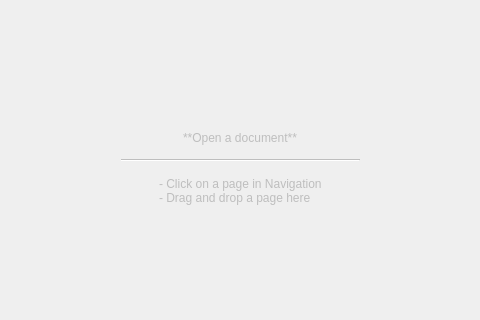
First picture: the form in src/libskribisto-common/src/emptyview.ui, repository jacquetc/skribisto, before the edit; both pictures show x 129 to 609 and y 106 to 426 of the 739 by 548 pixel window.
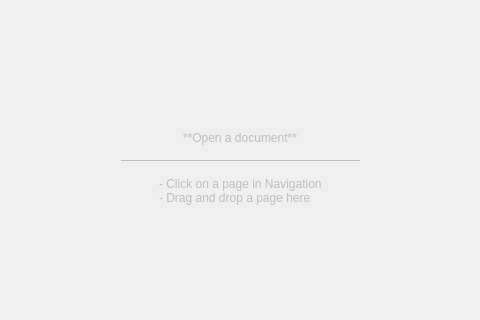
Second picture: the form after the edit.

What changed in the file:
```diff
--- a/src/libskribisto-common/src/emptyview.ui
+++ b/src/libskribisto-common/src/emptyview.ui
@@ -66,6 +66,9 @@
          <verstretch>0</verstretch>
         </sizepolicy>
        </property>
+       <property name="frameShadow">
+        <enum>QFrame::Plain</enum>
+       </property>
        <property name="orientation">
         <enum>Qt::Horizontal</enum>
        </property>
```
